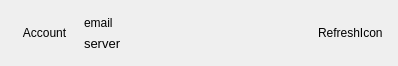
Above: ui/account-view.ui from haiwen/seafile-client before the change. Below: the same form after it.
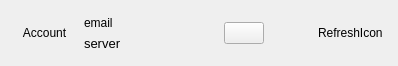
That is the form after the change.

Commit message: Add a settings button on main windows.

```diff
--- a/ui/account-view.ui
+++ b/ui/account-view.ui
@@ -84,6 +84,26 @@
      </property>
     </spacer>
    </item>
+   <item>
+    <widget class="QPushButton" name="mSettingsPushButton">
+     <property name="text">
+      <string/>
+     </property>
+    </widget>
+   </item>
+   <item>
+    <spacer name="horizontalSpacer">
+     <property name="orientation">
+      <enum>Qt::Horizontal</enum>
+     </property>
+     <property name="sizeHint" stdset="0">
+      <size>
+       <width>200</width>
+       <height>20</height>
+      </size>
+     </property>
+    </spacer>
+   </item>
    <item>
     <widget class="QLabel" name="mRefreshLabel">
      <property name="text">
```
The commit also changes 8 other files.
